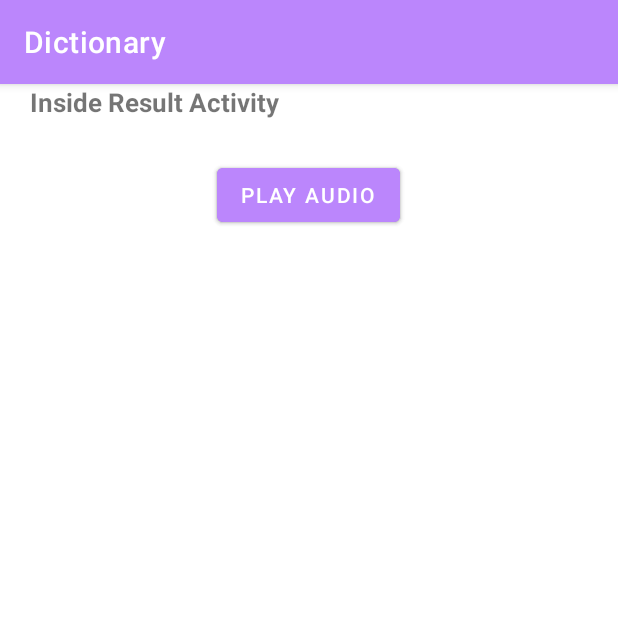
After one commit to atifquamar07/Dictionary-Android-Application, an Android app: the Audio screen opened directly, with no data from a screen before it, on a phone screen of 412 x 824 dp, the top half of it. The commit adds this screen. Run offline under Robolectric (Android 15) with nearby library versions, the phone set to English and light mode, and no system bars; network calls fail; 9 statements that could not run were skipped.

Commit message:
audio working properly:)

```diff
--- /dev/null
+++ b/app/src/main/java/com/example/dictionary/Result.kt
@@ -0,0 +1,48 @@
+package com.example.dictionary
+
+import androidx.appcompat.app.AppCompatActivity
+import android.os.Bundle
+import android.util.Log
+import androidx.fragment.app.Fragment
+import com.example.dictionary.fragments.Audio
+import com.example.dictionary.fragments.ListOfMeanings
+import org.json.JSONArray
+
+class Result : AppCompatActivity() {
+
+    override fun onCreate(savedInstanceState: Bundle?) {
+        super.onCreate(savedInstanceState)
+        Log.i("Message in result", "Just before setContentView")
+        setContentView(R.layout.activity_result)
+        Log.i("Message in result", "Just after setContentView")
+        val jsonString = intent.getStringExtra("jsonArray")
+        if (jsonString != null) {
+            Log.i("Length of string in result.kt", "${jsonString.length}")
+        }
+        val jsonArray = JSONArray(jsonString)
+        val jsonObject = jsonArray.getJSONObject(0)
+        val getUrl = jsonObject.getString("sourceUrls")
+        Log.i("Message in result", "Word found and the sourceUrls is $getUrl")
+
+//        val listOfMeaningsInstance = ListOfMeanings()
+//        val args = Bundle()
+//        args.putString("jsonArray", jsonString)
+//        listOfMeaningsInstance.arguments = args
+//        supportFragmentManager.beginTransaction().replace(R.id.activity_result, listOfMeaningsInstance).commit()
+
+//        val audioInstance = Audio()
+//        val args = Bundle()
+//        args.putString("jsonString", jsonString)
+//        audioInstance.arguments = args
+//        supportFragmentManager.beginTransaction().add(R.id.fragmentContainerView, audioInstance).commit()
+
+        val fragmentManager = supportFragmentManager
+        val fragmentTransaction = fragmentManager.beginTransaction()
+        val myFragment = Audio.newInstance(jsonArray)
+        fragmentTransaction.add(R.id.fragmentContainerView, myFragment)
+        fragmentTransaction.commit()
+
+
+
+    }
+}
--- /dev/null
+++ b/app/src/main/java/com/example/dictionary/fragments/Audio.kt
@@ -0,0 +1,91 @@
+package com.example.dictionary.fragments
+
+import android.media.MediaPlayer
+import android.os.Bundle
+import android.util.Log
+import androidx.fragment.app.Fragment
+import android.view.LayoutInflater
+import android.view.View
+import android.view.ViewGroup
+import android.widget.Button
+import android.widget.Toast
+import com.example.dictionary.R
+import org.json.JSONArray
+
+// TODO: Rename parameter arguments, choose names that match
+// the fragment initialization parameters, e.g. ARG_ITEM_NUMBER
+//private const val ARG_PARAM1 = "param1"
+//private const val ARG_PARAM2 = "param2"
+
+/*
+ *
+ * A simple [Fragment] subclass.
+ * Use the [Audio.newInstance] factory method to
+ * create an instance of this fragment.
+ */
+class Audio : Fragment() {
+    // TODO: Rename and change types of parameters
+    private var param1: String? = null
+    private var param2: String? = null
+    private var jsonArray: JSONArray? = null
+    private lateinit var btAudio: Button
+
+    override fun onCreate(savedInstanceState: Bundle?) {
+        super.onCreate(savedInstanceState)
+        Log.i("IN AUDIO FRAGMENT", "HELLO")
+        arguments?.let {
+//            param1 = it.getString(ARG_PARAM1)
+//            param2 = it.getString(ARG_PARAM2)
+        }
+    }
+
+    override fun onCreateView(
+        inflater: LayoutInflater, container: ViewGroup?, savedInstanceState: Bundle?
+    ): View? {
+        val view = inflater.inflate(R.layout.fragment_audio, container, false)
+        arguments?.let {
+            val jsonArrayString = it.getString("jsonArray")
+            jsonArray = JSONArray(jsonArrayString)
+            val jsonArray = JSONArray(jsonArrayString)
+            val jsonObject = jsonArray.getJSONObject(0)
+            val getUrl = jsonObject.getString("sourceUrls")
+            Log.i("Message in audio", "Word found and the sourceUrls is $getUrl")
+            val audioUrl = jsonArray.getJSONObject(0).getJSONArray("phonetics").getJSONObject(0).getString("audio")
+
+            btAudio = view.findViewById(R.id.btn_audio)
+            btAudio.setOnClickListener {
+                if (audioUrl.isBlank()) {
+                    Toast.makeText(requireContext(), "Audio URL is empty", Toast.LENGTH_SHORT).show()
+                } else {
+                    val mediaPlayer = MediaPlayer()
+                    mediaPlayer.setDataSource(audioUrl)
+                    mediaPlayer.prepareAsync()
+                    mediaPlayer.setOnPreparedListener { player ->
+                        player.start()
+                    }
+                    mediaPlayer.setOnCompletionListener {
+                        mediaPlayer.release()
+                    }
+                }
+            }
+        }
+
+        return view
+    }
+
+    override fun onViewCreated(view: View, savedInstanceState: Bundle?) {
+        super.onViewCreated(view, savedInstanceState)
+
+    }
+
+    companion object {
+        fun newInstance(jsonArray: JSONArray): Audio {
+            val fragment = Audio()
+            val args = Bundle()
+            args.putString("jsonArray", jsonArray.toString())
+            fragment.arguments = args
+            return fragment
+        }
+    }
+
+}
--- a/app/src/main/res/layout/activity_main.xml
+++ b/app/src/main/res/layout/activity_main.xml
@@ -4,6 +4,7 @@
     xmlns:tools="http://schemas.android.com/tools"
     android:layout_width="match_parent"
     android:layout_height="match_parent"
+    android:id="@+id/activity_main"
     tools:context=".MainActivity">
 
     <TextView
--- /dev/null
+++ b/app/src/main/res/layout/activity_result.xml
@@ -0,0 +1,41 @@
+<?xml version="1.0" encoding="utf-8"?>
+<RelativeLayout xmlns:android="http://schemas.android.com/apk/res/android"
+    xmlns:app="http://schemas.android.com/apk/res-auto"
+    xmlns:tools="http://schemas.android.com/tools"
+    android:id="@+id/activity_result"
+    android:layout_width="match_parent"
+    android:layout_height="match_parent"
+    tools:context=".Result">
+
+    <TextView
+        android:id="@+id/textView"
+        android:layout_width="wrap_content"
+        android:layout_marginStart="20dp"
+        android:layout_height="wrap_content"
+        android:textStyle="bold"
+        android:textSize="17sp"
+        android:text="Inside Result Activity"
+        tools:ignore="HardcodedText" />
+
+
+    <androidx.fragment.app.FragmentContainerView
+        android:id="@+id/fragmentContainerView"
+        android:layout_width="match_parent"
+        android:layout_height="wrap_content"
+        android:name="com.example.dictionary.fragments.Audio"
+        android:layout_marginTop="50dp"
+        android:orientation="horizontal"
+        tools:layout="@layout/fragment_audio"/>
+
+
+
+<!--    <FrameLayout-->
+<!--        android:id="@+id/fragment_audio"-->
+<!--        android:layout_width="match_parent"-->
+<!--        android:layout_height="wrap_content"-->
+<!--        tools:layout="@layout/fragment_audio"/>-->
+
+
+
+
+</RelativeLayout>
--- /dev/null
+++ b/app/src/main/res/layout/fragment_audio.xml
@@ -0,0 +1,18 @@
+<?xml version="1.0" encoding="utf-8"?>
+<FrameLayout xmlns:android="http://schemas.android.com/apk/res/android"
+    xmlns:tools="http://schemas.android.com/tools"
+    android:layout_width="match_parent"
+    android:layout_height="match_parent"
+    android:id="@+id/id_fragment_audio"
+    tools:context=".fragments.Audio">
+
+
+    <Button
+        android:id="@+id/btn_audio"
+        android:layout_width="wrap_content"
+        android:layout_height="wrap_content"
+        android:layout_gravity="center_horizontal"
+        android:textColor="@color/white"
+        android:text="Play Audio" />
+
+</FrameLayout>
--- a/app/src/main/res/values/strings.xml
+++ b/app/src/main/res/values/strings.xml
@@ -2,4 +2,6 @@
     <string name="app_name">Dictionary</string>
     <string name="welcome">Welcome to the Dictionary Application!</string>
     <string name="hint">eg: Mango</string>
+    <!-- TODO: Remove or change this placeholder text -->
+    <string name="hello_blank_fragment">Hello blank fragment</string>
 </resources>
```
Also changed, not shown: app/src/main/AndroidManifest.xml (+6 -1 lines), app/src/main/java/com/example/dictionary/MainActivity.kt (+29 -12 lines), app/src/main/java/com/example/dictionary/fragments/ListOfMeanings.kt (added, +62 -0 lines), app/src/main/res/layout/fragment_listof_meanings.xml (added, +15 -0 lines).
